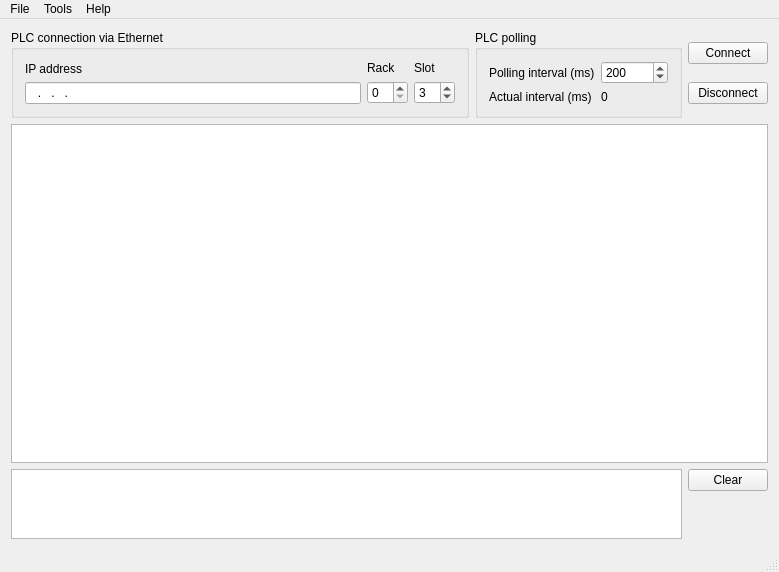
kernel1024/plcrecorder, file mainwindow.ui: the form before one commit.
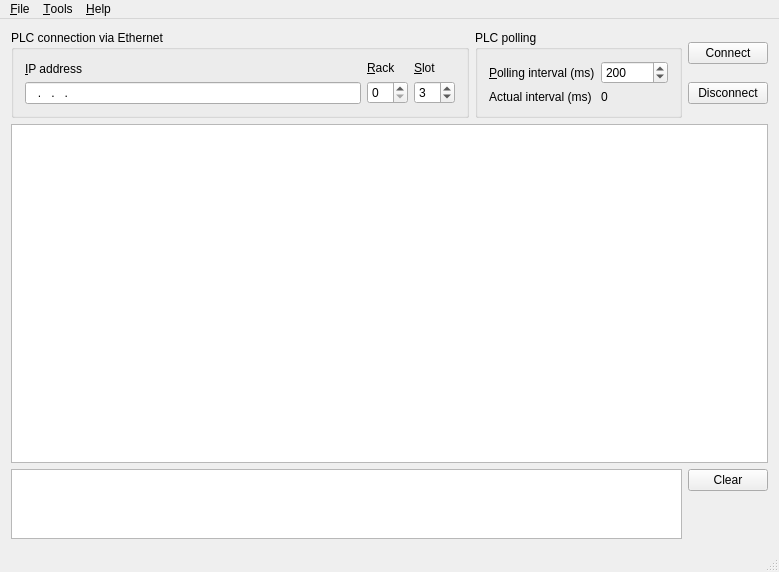
The form after the commit. Icons and pictures are not drawn. Custom widgets are drawn as their Qt base class.

What changed in the file:
```diff
--- a/mainwindow.ui
+++ b/mainwindow.ui
@@ -28,7 +28,7 @@
            <item>
             <widget class="QLabel" name="label">
              <property name="text">
-              <string>IP address</string>
+              <string>&amp;IP address</string>
              </property>
              <property name="buddy">
               <cstring>editIP</cstring>
@@ -49,7 +49,7 @@
            <item>
             <widget class="QLabel" name="label_2">
              <property name="text">
-              <string>Rack</string>
+              <string>&amp;Rack</string>
              </property>
              <property name="buddy">
               <cstring>editRack</cstring>
@@ -70,7 +70,7 @@
            <item>
             <widget class="QLabel" name="label_3">
              <property name="text">
-              <string>Slot</string>
+              <string>&amp;Slot</string>
              </property>
              <property name="buddy">
               <cstring>editSlot</cstring>
@@ -98,7 +98,7 @@
          <item row="0" column="0">
           <widget class="QLabel" name="label_4">
            <property name="text">
-            <string>Polling interval (ms)</string>
+            <string>&amp;Polling interval (ms)</string>
            </property>
            <property name="buddy">
             <cstring>editAcqInterval</cstring>
@@ -211,12 +211,12 @@
      <x>0</x>
      <y>0</y>
      <width>779</width>
-     <height>25</height>
+     <height>22</height>
     </rect>
    </property>
    <widget class="QMenu" name="menu">
     <property name="title">
-     <string>File</string>
+     <string>&amp;File</string>
     </property>
     <addaction name="actionLoadSettings"/>
     <addaction name="actionSaveSettings"/>
@@ -228,13 +228,13 @@
    </widget>
    <widget class="QMenu" name="menu_2">
     <property name="title">
-     <string>Tools</string>
+     <string>&amp;Tools</string>
     </property>
     <addaction name="actionForceRotateCSV"/>
    </widget>
    <widget class="QMenu" name="menu_3">
     <property name="title">
-     <string>Help</string>
+     <string>&amp;Help</string>
     </property>
     <addaction name="actionAbout"/>
     <addaction name="actionAboutQt"/>
```
Left out of the diff: 22 changed lines with no effect on the pictures.
